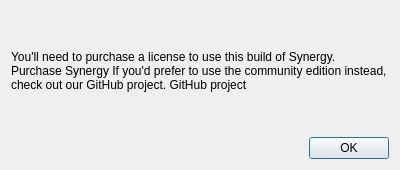
First picture: the form in src/gui/src/CancelActivationDialog.ui, repository deskflow/deskflow, before the edit.
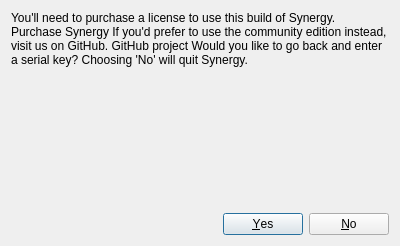
Second picture: the form after the edit.

Commit message: Improve wording on cancel activation dialog

```diff
--- a/src/gui/src/CancelActivationDialog.ui
+++ b/src/gui/src/CancelActivationDialog.ui
@@ -7,7 +7,7 @@
     <x>0</x>
     <y>0</y>
     <width>400</width>
-    <height>170</height>
+    <height>246</height>
    </rect>
   </property>
   <property name="windowTitle">
@@ -17,7 +17,7 @@
    <item>
     <widget class="QLabel" name="label">
      <property name="text">
-      <string>&lt;html&gt;&lt;head/&gt;&lt;body&gt;&lt;p&gt;You'll need to purchase a license to use this build of Synergy.&lt;/p&gt;&lt;p&gt;&lt;a href=&quot;https://symless.com/synergy/purchase?source=gui&quot;&gt;&lt;span style=&quot; text-decoration: underline; color:#007af4;&quot;&gt;Purchase Synergy&lt;/span&gt;&lt;/a&gt;&lt;/p&gt;&lt;p&gt;If you'd prefer to use the community edition instead, check out our GitHub project.&lt;/p&gt;&lt;p&gt;&lt;a href=&quot;https://github.com/symless/synergy-core&quot;&gt;&lt;span style=&quot; text-decoration: underline; color:#007af4;&quot;&gt;GitHub project&lt;/span&gt;&lt;/a&gt;&lt;/p&gt;&lt;/body&gt;&lt;/html&gt;</string>
+      <string>&lt;html&gt;&lt;head/&gt;&lt;body&gt;&lt;p&gt;You'll need to purchase a license to use this build of Synergy.&lt;/p&gt;&lt;p&gt;&lt;a href=&quot;https://symless.com/synergy/purchase?source=gui&quot;&gt;&lt;span style=&quot; text-decoration: underline; color:#007af4;&quot;&gt;Purchase Synergy&lt;/span&gt;&lt;/a&gt;&lt;/p&gt;&lt;p&gt;If you'd prefer to use the community edition instead, visit us on GitHub.&lt;/p&gt;&lt;p&gt;&lt;a href=&quot;https://github.com/symless/synergy-core&quot;&gt;&lt;span style=&quot; text-decoration: underline; color:#007af4;&quot;&gt;GitHub project&lt;/span&gt;&lt;/a&gt;&lt;/p&gt;&lt;p&gt;Would you like to go back and enter a serial key?&lt;/p&gt;&lt;p&gt;Choosing 'No' will quit Synergy.&lt;/p&gt;&lt;/body&gt;&lt;/html&gt;</string>
      </property>
      <property name="wordWrap">
       <bool>true</bool>
@@ -27,13 +27,26 @@
      </property>
     </widget>
    </item>
+   <item>
+    <spacer name="verticalSpacer">
+     <property name="orientation">
+      <enum>Qt::Vertical</enum>
+     </property>
+     <property name="sizeHint" stdset="0">
+      <size>
+       <width>20</width>
+       <height>40</height>
+      </size>
+     </property>
+    </spacer>
+   </item>
    <item>
     <widget class="QDialogButtonBox" name="buttonBox">
      <property name="orientation">
       <enum>Qt::Horizontal</enum>
      </property>
      <property name="standardButtons">
-      <set>QDialogButtonBox::Ok</set>
+      <set>QDialogButtonBox::No|QDialogButtonBox::Yes</set>
      </property>
     </widget>
    </item>
```
The commit also changes 1 other file.
